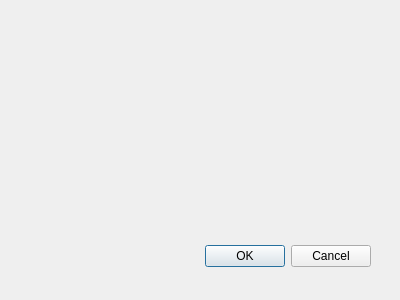
The window that diff_dialog_base.ui (jhemmi/QgisDiffPlugin) describes before a commit, drawn with Qt 5.
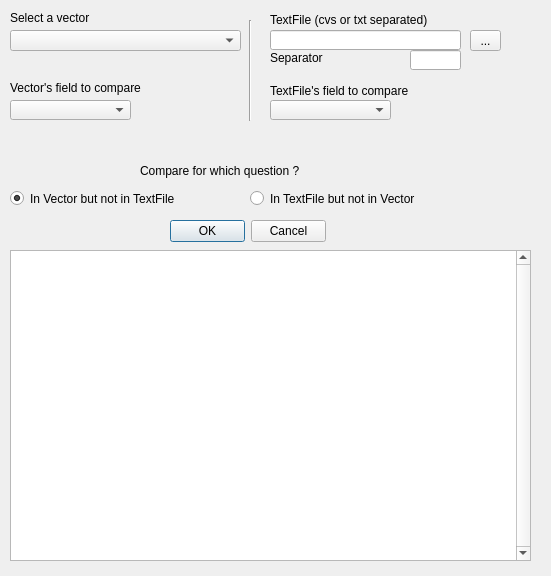
The same window after the commit.

Diff of the .ui file:
```diff
--- a/diff_dialog_base.ui
+++ b/diff_dialog_base.ui
@@ -1,32 +1,264 @@
-<ui version="4.0" >
- <class>DiffDialogBase</class>
- <widget class="QDialog" name="DiffDialogBase" >
-  <property name="geometry" >
+<?xml version="1.0" encoding="UTF-8"?>
+<ui version="4.0">
+ <class>DiffDialog</class>
+ <widget class="QDialog" name="DiffDialog">
+  <property name="geometry">
    <rect>
     <x>0</x>
     <y>0</y>
-    <width>400</width>
-    <height>300</height>
+    <width>551</width>
+    <height>576</height>
    </rect>
   </property>
   <property name="windowTitle" >
    <string>Diff</string>
   </property>
-  <widget class="QDialogButtonBox" name="button_box" >
-   <property name="geometry" >
+  <widget class="QLabel" name="label">
+   <property name="geometry">
     <rect>
-     <x>30</x>
-     <y>240</y>
-     <width>341</width>
-     <height>32</height>
+     <x>10</x>
+     <y>10</y>
+     <width>151</width>
+     <height>16</height>
     </rect>
    </property>
-   <property name="orientation" >
+   <property name="text">
+    <string>Select a vector</string>
+   </property>
+  </widget>
+  <widget class="QComboBox" name="inputLayerComboONE">
+   <property name="geometry">
+    <rect>
+     <x>10</x>
+     <y>30</y>
+     <width>231</width>
+     <height>21</height>
+    </rect>
+   </property>
+   <property name="font">
+    <font>
+     <family>Cantarell</family>
+    </font>
+   </property>
+  </widget>
+  <widget class="QLabel" name="label_2">
+   <property name="geometry">
+    <rect>
+     <x>10</x>
+     <y>80</y>
+     <width>171</width>
+     <height>16</height>
+    </rect>
+   </property>
+   <property name="text">
+    <string>Vector's field to compare</string>
+   </property>
+  </widget>
+  <widget class="QDialogButtonBox" name="buttonBox">
+   <property name="geometry">
+    <rect>
+     <x>170</x>
+     <y>220</y>
+     <width>156</width>
+     <height>23</height>
+    </rect>
+   </property>
+   <property name="orientation">
     <enum>Qt::Horizontal</enum>
    </property>
-   <property name="standardButtons" >
+   <property name="standardButtons">
     <set>QDialogButtonBox::Cancel|QDialogButtonBox::Ok</set>
    </property>
+   <property name="centerButtons">
+    <bool>true</bool>
+   </property>
+  </widget>
+  <widget class="QComboBox" name="fieldComboONE">
+   <property name="geometry">
+    <rect>
+     <x>10</x>
+     <y>100</y>
+     <width>121</width>
+     <height>20</height>
+    </rect>
+   </property>
+  </widget>
+  <widget class="QLabel" name="label_3">
+   <property name="geometry">
+    <rect>
+     <x>270</x>
+     <y>10</y>
+     <width>211</width>
+     <height>20</height>
+    </rect>
+   </property>
+   <property name="text">
+    <string>TextFile (cvs or txt separated)</string>
+   </property>
+  </widget>
+  <widget class="Line" name="line">
+   <property name="geometry">
+    <rect>
+     <x>240</x>
+     <y>20</y>
+     <width>20</width>
+     <height>101</height>
+    </rect>
+   </property>
+   <property name="orientation">
+    <enum>Qt::Vertical</enum>
+   </property>
+  </widget>
+  <widget class="QLabel" name="label_4">
+   <property name="geometry">
+    <rect>
+     <x>270</x>
+     <y>80</y>
+     <width>171</width>
+     <height>21</height>
+    </rect>
+   </property>
+   <property name="text">
+    <string>TextFile's field to compare</string>
+   </property>
+  </widget>
+  <widget class="QComboBox" name="fieldComboOTHER">
+   <property name="geometry">
+    <rect>
+     <x>270</x>
+     <y>100</y>
+     <width>121</width>
+     <height>20</height>
+    </rect>
+   </property>
+  </widget>
+  <widget class="QLabel" name="label_5">
+   <property name="geometry">
+    <rect>
+     <x>140</x>
+     <y>160</y>
+     <width>221</width>
+     <height>21</height>
+    </rect>
+   </property>
+   <property name="text">
+    <string>Compare for which question ?</string>
+   </property>
+  </widget>
+  <widget class="QRadioButton" name="radioButton_1">
+   <property name="geometry">
+    <rect>
+     <x>10</x>
+     <y>190</y>
+     <width>221</width>
+     <height>17</height>
+    </rect>
+   </property>
+   <property name="text">
+    <string>In Vector but not in TextFile</string>
+   </property>
+   <property name="checked">
+    <bool>true</bool>
+   </property>
+  </widget>
+  <widget class="QRadioButton" name="radioButton_2">
+   <property name="geometry">
+    <rect>
+     <x>250</x>
+     <y>190</y>
+     <width>231</width>
+     <height>17</height>
+    </rect>
+   </property>
+   <property name="text">
+    <string>In TextFile but not in Vector</string>
+   </property>
+  </widget>
+  <widget class="QToolButton" name="toolFileButtonOTHER">
+   <property name="geometry">
+    <rect>
+     <x>470</x>
+     <y>30</y>
+     <width>31</width>
+     <height>21</height>
+    </rect>
+   </property>
+   <property name="text">
+    <string>...</string>
+   </property>
+  </widget>
+  <widget class="QLineEdit" name="editOTHERfile">
+   <property name="geometry">
+    <rect>
+     <x>270</x>
+     <y>30</y>
+     <width>191</width>
+     <height>20</height>
+    </rect>
+   </property>
+  </widget>
+  <widget class="QLineEdit" name="editSeparateur">
+   <property name="geometry">
+    <rect>
+     <x>410</x>
+     <y>50</y>
+     <width>51</width>
+     <height>20</height>
+    </rect>
+   </property>
+   <property name="inputMask">
+    <string notr="true"/>
+   </property>
+   <property name="text">
+    <string notr="true"/>
+   </property>
+  </widget>
+  <widget class="QLabel" name="label_6">
+   <property name="geometry">
+    <rect>
+     <x>270</x>
+     <y>50</y>
+     <width>79</width>
+     <height>16</height>
+    </rect>
+   </property>
+   <property name="text">
+    <string>Separator</string>
+   </property>
+  </widget>
+  <widget class="QListWidget" name="listWidget">
+   <property name="geometry">
+    <rect>
+     <x>10</x>
+     <y>250</y>
+     <width>521</width>
+     <height>311</height>
+    </rect>
+   </property>
+   <property name="acceptDrops">
+    <bool>false</bool>
+   </property>
+   <property name="autoFillBackground">
+    <bool>false</bool>
+   </property>
+   <property name="verticalScrollBarPolicy">
+    <enum>Qt::ScrollBarAlwaysOn</enum>
+   </property>
+   <property name="autoScroll">
+    <bool>true</bool>
+   </property>
+   <property name="editTriggers">
+    <set>QAbstractItemView::CurrentChanged|QAbstractItemView::DoubleClicked|QAbstractItemView::EditKeyPressed|QAbstractItemView::SelectedClicked</set>
+   </property>
+   <property name="dragDropOverwriteMode">
+    <bool>true</bool>
+   </property>
+   <property name="dragDropMode">
+    <enum>QAbstractItemView::DragOnly</enum>
+   </property>
+   <property name="selectionMode">
+    <enum>QAbstractItemView::ContiguousSelection</enum>
+   </property>
   </widget>
  </widget>
  <resources/>
```
Left out of the diff: 20 changed lines with no effect on the pictures.
